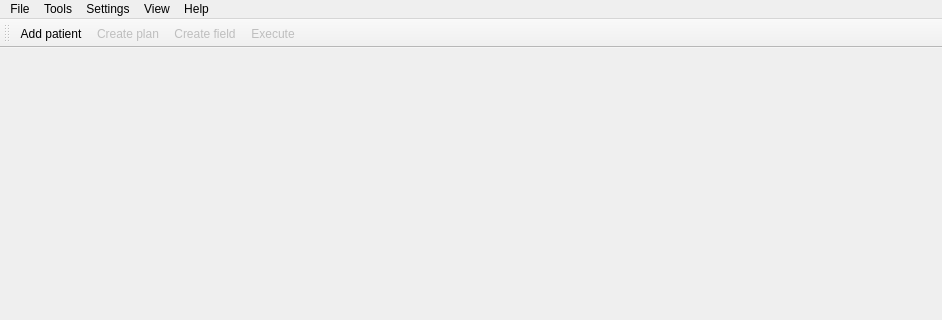
Qt form pytripgui/view/main_window.ui (pytrip/pytripgui) before a commit; both pictures show x 0 to 942 and y 0 to 320 of the 942 by 585 pixel window.
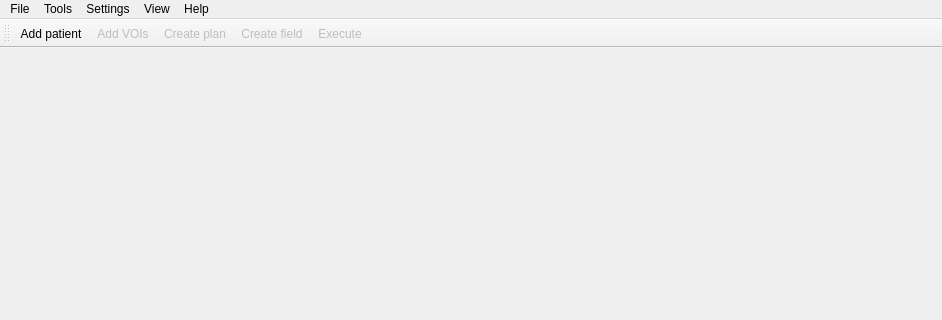
The same form after that commit. Icons and pictures are not drawn.

Diff of the .ui file:
```diff
--- a/pytripgui/view/main_window.ui
+++ b/pytripgui/view/main_window.ui
@@ -182,6 +182,7 @@
     <bool>false</bool>
    </attribute>
    <addaction name="actionAdd_Patient"/>
+   <addaction name="actionAdd_VOIs"/>
    <addaction name="actionNew_Plan"/>
    <addaction name="actionCreate_field"/>
    <addaction name="actionExecute_Plan"/>
@@ -384,6 +385,18 @@
     <string>open tree widget</string>
    </property>
   </action>
+  <action name="actionAdd_VOIs">
+   <property name="enabled">
+    <bool>false</bool>
+   </property>
+   <property name="icon">
+    <iconset>
+     <normaloff>../res/add_vois.png</normaloff>../res/add_vois.png</iconset>
+   </property>
+   <property name="text">
+    <string>Add VOIs</string>
+   </property>
+  </action>
  </widget>
  <resources/>
  <connections/>
```
